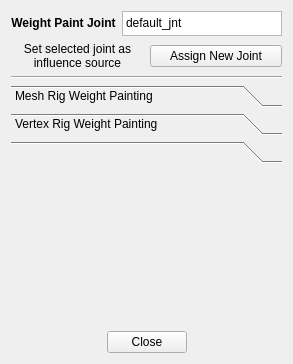
The window that QtInterface/simple_rigging_tool_widget.ui (MaoBoulve/Maya-Simple-Rigging-Tool) describes before a commit, drawn with Qt 5.
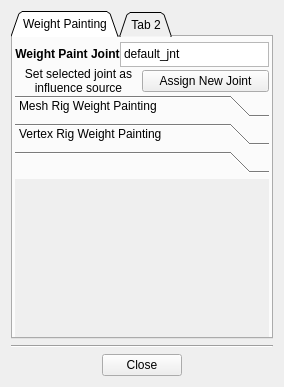
The same window after the commit. The open tabs and pages were chosen to show the change.

```diff
--- a/QtInterface/simple_rigging_tool_widget.ui
+++ b/QtInterface/simple_rigging_tool_widget.ui
@@ -6,8 +6,8 @@
    <rect>
     <x>0</x>
     <y>0</y>
-    <width>293</width>
-    <height>364</height>
+    <width>284</width>
+    <height>387</height>
    </rect>
   </property>
   <property name="windowTitle">
@@ -18,6 +18,57 @@
     <enum>QLayout::SetMaximumSize</enum>
    </property>
    <item>
+    <widget class="QTabWidget" name="tabWidget">
+     <property name="tabPosition">
+      <enum>QTabWidget::North</enum>
+     </property>
+     <property name="tabShape">
+      <enum>QTabWidget::Triangular</enum>
+     </property>
+     <property name="currentIndex">
+      <number>0</number>
+     </property>
+     <property name="elideMode">
+      <enum>Qt::ElideNone</enum>
+     </property>
+     <property name="usesScrollButtons">
+      <bool>true</bool>
+     </property>
+     <property name="tabBarAutoHide">
+      <bool>false</bool>
+     </property>
+     <widget class="QWidget" name="tab_weightPaint">
+      <attribute name="title">
+       <string>Weight Painting</string>
+      </attribute>
+      <layout class="QVBoxLayout" name="verticalLayout_9">
+       <property name="spacing">
+        <number>0</number>
+       </property>
+       <property name="leftMargin">
+        <number>0</number>
+       </property>
+       <property name="topMargin">
+        <number>0</number>
+       </property>
+       <property name="rightMargin">
+        <number>0</number>
+       </property>
+       <property name="bottomMargin">
+        <number>0</number>
+       </property>
+       <item>
+        <layout class="QVBoxLayout" name="verticalLayout_8">
+         <property name="leftMargin">
+          <number>2</number>
+         </property>
+         <property name="topMargin">
+          <number>5</number>
+         </property>
+         <property name="rightMargin">
+          <number>2</number>
+         </property>
+         <item>
     <layout class="QVBoxLayout" name="verticalLayout">
      <item>
       <layout class="QHBoxLayout" name="horizontalLayout_6">
@@ -128,13 +179,6 @@
      </item>
     </layout>
    </item>
-   <item>
-    <widget class="Line" name="line">
-     <property name="orientation">
-      <enum>Qt::Horizontal</enum>
-     </property>
-    </widget>
-   </item>
    <item>
     <widget class="QToolBox" name="qToolBox_riggingTools">
      <property name="sizePolicy">
@@ -556,14 +600,40 @@
       </layout>
      </widget>
      <widget class="QWidget" name="page_Blank">
+            <property name="geometry">
+             <rect>
+              <x>0</x>
+              <y>0</y>
+              <width>256</width>
+              <height>159</height>
+             </rect>
+            </property>
       <attribute name="label">
        <string/>
       </attribute>
      </widget>
     </widget>
    </item>
+        </layout>
+       </item>
+      </layout>
+     </widget>
+     <widget class="QWidget" name="tab_3">
+      <attribute name="title">
+       <string>Tab 2</string>
+      </attribute>
+     </widget>
+    </widget>
+   </item>
    <item>
-    <layout class="QHBoxLayout" name="horizontalLayout_2">
+    <widget class="Line" name="line">
+     <property name="orientation">
+      <enum>Qt::Horizontal</enum>
+     </property>
+    </widget>
+   </item>
+   <item>
+    <layout class="QHBoxLayout" name="horizontalLayout_closeButton">
      <item>
       <spacer name="horizontalSpacer">
        <property name="orientation">
```
Left out of the diff: 6 changed lines with no effect on the pictures. Lines whose indentation alone changed are shown as unchanged.
